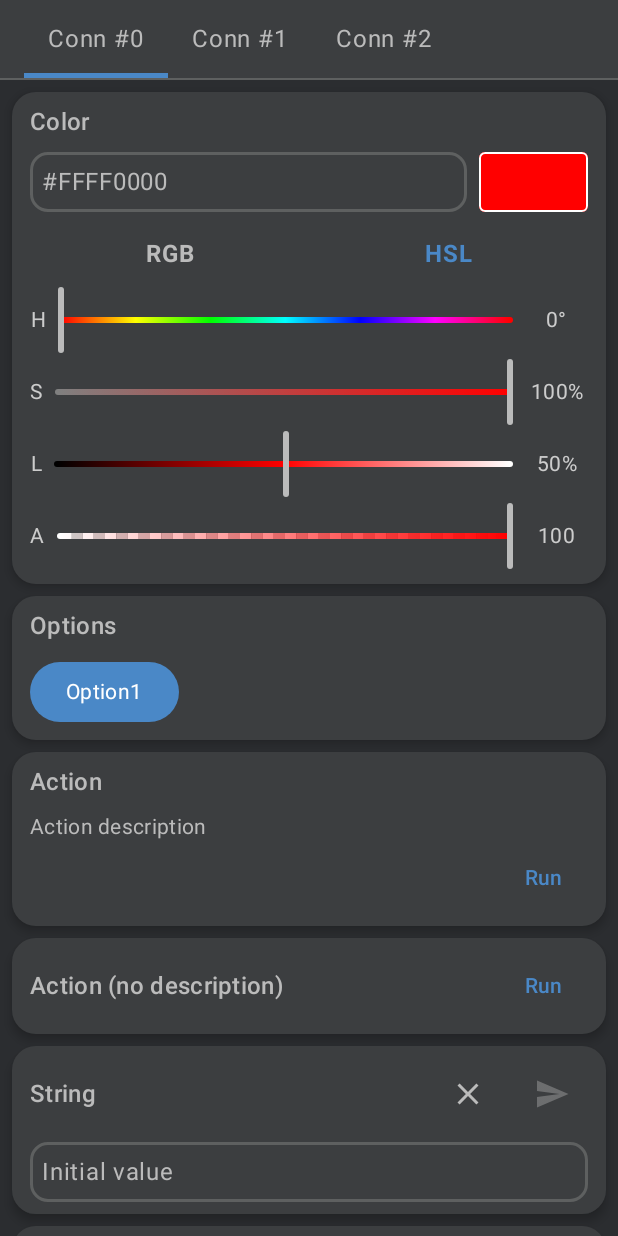
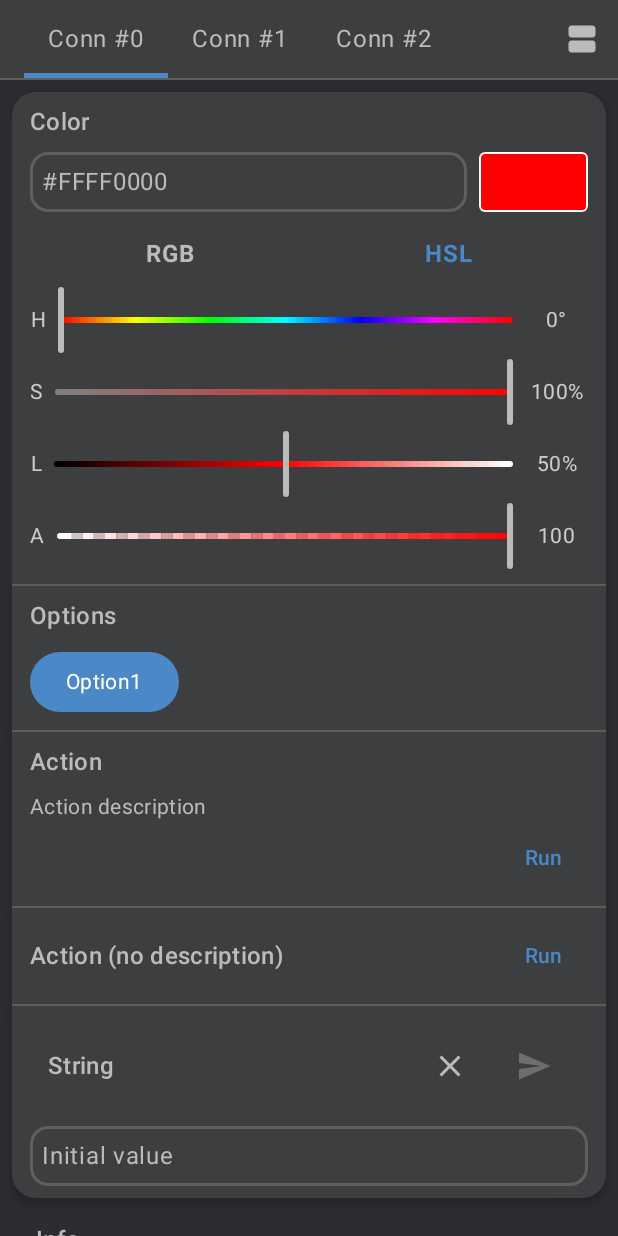
Before and after one commit to vkatz/MissionControl, an Android app built with Jetpack Compose: the screen it shows after launch (MainActivity), after a tap on "HSL", on a phone screen of 412 x 824 dp. Run offline under Robolectric (Android 15) with nearby library versions, the phone set to English and light mode, and no system bars; network calls fail; 2 statements that could not run were skipped.

Commit message:
• Update UI, • migrate to kotlin 1.9 • bump compose to 1.4.3

```diff
--- a/appAndroid/build.gradle.kts
+++ b/appAndroid/build.gradle.kts
@@ -18,7 +18,7 @@ android {
         compose = true
     }
     composeOptions {
-        kotlinCompilerExtensionVersion = "1.4.7"
+        kotlinCompilerExtensionVersion = "1.5.0"
     }
     buildTypes {
         getByName("release") {
--- a/gradlePlugins/plugins/src/main/kotlin/KMPModulePlugin.kt
+++ b/gradlePlugins/plugins/src/main/kotlin/KMPModulePlugin.kt
@@ -27,7 +27,7 @@ class KMPModulePlugin : Plugin<Project> {
 
             targetHierarchy.default()
 
-            android {
+            androidTarget {
                 compilations.all {
                     kotlinOptions {
                         jvmTarget = "1.8"
--- a/sdk/common/src/commonMain/kotlin/com/vkatz/missioncontrol/common/Command.kt
+++ b/sdk/common/src/commonMain/kotlin/com/vkatz/missioncontrol/common/Command.kt
@@ -13,8 +13,9 @@ interface ValueCommand<T : Any?> {
 
 @Serializable
 sealed class Command {
-    val orderId: Int = globalOrderId.getAndIncrement()
+    var orderId: Int = globalOrderId.getAndIncrement()
     val uuid: String = UUID.randomUUID().toString()
+    var group: String = ""
 
     // action commands
 
--- a/sdk/server/src/commonMain/kotlin/com/vkatz/missioncontrol/server/base/connection/TestConnection.kt
+++ b/sdk/server/src/commonMain/kotlin/com/vkatz/missioncontrol/server/base/connection/TestConnection.kt
@@ -5,23 +5,25 @@ import com.vkatz.missioncontrol.common.Command.*
 
 class TestConnection : AbsConnection() {
 
-    private val testCommands = listOf<Command>(
+    private infix fun Command.group(name: String) = apply { this.group = name }
+
+    private val testCommands = listOf(
         ColorPropertyUpdate(0xFFFF0000.toInt(), "Color"),
         OptionPropertyUpdate(0, "Options", listOf("Option1", "Option2", "Option3")),
         ActionPropertyUpdate("Action", "Action description", "Run"),
         ActionPropertyUpdate("Action (no description)", "", "Run"),
         StringPropertyUpdate("Initial value", "String"),
-        InfoPropertyUpdate("Some info", "String"),
-        IntPropertyUpdate(1, "Int", false),
-        IntPropertyUpdate(1, "Int?", true),
-        IntPropertyUpdate(1, "Int..", false, 1, 10),
-        IntPropertyUpdate(1, "Int?..", true, 1, 10),
-        FloatPropertyUpdate(1f, "Float", false),
-        FloatPropertyUpdate(1f, "Float?", true),
-        FloatPropertyUpdate(1f, "Float..", false, 1f, 10f),
-        FloatPropertyUpdate(1f, "Float?..", true, 1f, 10f),
-        BooleanPropertyUpdate(false, "Boolean", false),
-        BooleanPropertyUpdate(false, "Boolean?", true),
+        InfoPropertyUpdate("Some info", "String") group "Info",
+        IntPropertyUpdate(1, "Int", false) group "Int",
+        IntPropertyUpdate(1, "Int?", true) group "Int",
+        IntPropertyUpdate(1, "Int..", false, 1, 10) group "Int",
+        IntPropertyUpdate(1, "Int?..", true, 1, 10) group "Int",
+        FloatPropertyUpdate(1f, "Float", false) group "Float",
+        FloatPropertyUpdate(1f, "Float?", true) group "Float",
+        FloatPropertyUpdate(1f, "Float..", false, 1f, 10f) group "Float",
+        FloatPropertyUpdate(1f, "Float?..", true, 1f, 10f) group "Float",
+        BooleanPropertyUpdate(false, "Boolean", false) group "Bool",
+        BooleanPropertyUpdate(false, "Boolean?", true) group "Bool",
     )
 
     override fun setOnCommandsChangeListener(listener: ((List<Command>) -> Unit)?) {
--- a/sdk/server/src/commonMain/kotlin/com/vkatz/missioncontrol/server/base/ui/ServerUI.kt
+++ b/sdk/server/src/commonMain/kotlin/com/vkatz/missioncontrol/server/base/ui/ServerUI.kt
@@ -1,14 +1,20 @@
 package com.vkatz.missioncontrol.server.base.ui
 
+import androidx.compose.animation.*
+import androidx.compose.animation.core.animateDpAsState
+import androidx.compose.foundation.ExperimentalFoundationApi
 import androidx.compose.foundation.layout.*
 import androidx.compose.foundation.lazy.LazyColumn
-import androidx.compose.foundation.lazy.items
+import androidx.compose.foundation.lazy.itemsIndexed
 import androidx.compose.foundation.lazy.rememberLazyListState
 import androidx.compose.foundation.shape.RoundedCornerShape
+import androidx.compose.material.icons.filled.TableRows
+import androidx.compose.material.icons.filled.ViewAgenda
 import androidx.compose.material3.*
 import androidx.compose.runtime.*
 import androidx.compose.ui.Alignment
 import androidx.compose.ui.Modifier
+import androidx.compose.ui.graphics.Color
 import androidx.compose.ui.unit.dp
 import com.vkatz.missioncontrol.common.Command
 import com.vkatz.missioncontrol.server.base.MissionControlServer
@@ -16,6 +22,8 @@ import com.vkatz.missioncontrol.server.base.connection.AbsConnection
 import com.vkatz.missioncontrol.server.base.ui.commands.Command
 import com.vkatz.missioncontrol.server.base.ui.components.PlatformVerticalScrollbar
 import kotlinx.coroutines.launch
+import okhttp3.internal.toImmutableList
+import androidx.compose.material.icons.Icons.Default as DefIcons
 
 @Composable
 fun ServerUI(
@@ -53,16 +61,25 @@ private fun ServerUIBody(
         }
         onDispose { server.setOnConnectionsChangedListener(null) }
     }
+    var groupItems by remember { mutableStateOf(true) }
     if (connections.isNotEmpty()) Column(Modifier.fillMaxSize()) {
-        if (connections.size > 1) {
-            ConnectionsTabs(connections, activeConnection) {
-                activeConnection = it
+        Surface(
+            shadowElevation = 4.dp,
+            tonalElevation = 8.dp,
+        ) {
+            Row(verticalAlignment = Alignment.CenterVertically) {
+                ConnectionsTabs(connections, activeConnection) {
+                    activeConnection = it
+                }
+                IconButton(onClick = { groupItems = !groupItems }) {
+                    Icon(if (groupItems) DefIcons.ViewAgenda else DefIcons.TableRows, null)
+                }
             }
-            Divider(modifier = Modifier.fillMaxWidth())
         }
+        Divider(modifier = Modifier.fillMaxWidth())
         key(activeConnection) {
             if (activeConnection != null)
-                ConnectionUI(activeConnection!!)
+                ConnectionUI(activeConnection!!, groupItems)
         }
     } else {
         Box(
@@ -75,7 +92,7 @@ private fun ServerUIBody(
 }
 
 @Composable
-private fun ConnectionsTabs(
+private fun RowScope.ConnectionsTabs(
     connections: List<AbsConnection>,
     activeConnection: AbsConnection?,
     onClick: (AbsConnection) -> Unit
@@ -83,10 +100,10 @@ private fun ConnectionsTabs(
     val selected = connections.indexOf(activeConnection).let { if (it < 0) 0 else it }
     ScrollableTabRow(
         selectedTabIndex = selected,
-        modifier = Modifier.fillMaxWidth(),
+        modifier = Modifier.weight(1f),
         edgePadding = 16.dp,
         divider = {},
-        containerColor = MaterialTheme.colorScheme.surfaceColorAtElevation(8.dp),
+        containerColor = Color.Transparent,
         contentColor = MaterialTheme.colorScheme.onSurface,
     ) {
         connections.onEach { item ->
@@ -107,8 +124,12 @@ private fun ConnectionsTabs(
     }
 }
 
+@OptIn(ExperimentalFoundationApi::class)
 @Composable
-private fun ConnectionUI(connection: AbsConnection) {
+private fun ConnectionUI(
+    connection: AbsConnection,
+    groupItems: Boolean = true,
+) {
     val scope = rememberCoroutineScope()
     var commands by remember {
         mutableStateOf<List<Command>>(
@@ -122,26 +143,71 @@ private fun ConnectionUI(connection: AbsConnection) {
     }
     Box(Modifier.fillMaxSize()) {
         val listState = rememberLazyListState()
+        val stableCommands = remember(groupItems, commands) {
+            if (!groupItems) commands
+                .toImmutableList()
+            else commands
+                .groupBy { it.group }
+                .map { it.key to it.value.sortedBy { v -> v.orderId } }
+                .sortedBy { it.second[0].orderId }
+                .flatMap { it.second }
+                .toImmutableList()
+        }
+
         LazyColumn(
             modifier = Modifier.fillMaxSize(),
-            verticalArrangement = Arrangement.spacedBy(8.dp),
             contentPadding = PaddingValues(8.dp),
             state = listState
         ) {
-            items(commands, { it.uuid }) {
+            itemsIndexed(
+                items = stableCommands,
+                key = { _, i -> i.uuid }
+            ) { index, item ->
+                fun near(index: Int) = if (index in stableCommands.indices) stableCommands[index] else null
+                val isGroupStart = near(index - 1)?.group != item.group
+                val isGroupEnd = near(index + 1)?.group != item.group
+                val topCorner by animateDpAsState(if (isGroupStart || !groupItems) 16.dp else 0.dp)
+                val bottomCorner by animateDpAsState(if (isGroupEnd || !groupItems) 16.dp else 0.dp)
+                val shape = remember(topCorner, bottomCorner) {
+                    RoundedCornerShape(
+                        topStart = topCorner,
+                        topEnd = topCorner,
+                        bottomStart = bottomCorner,
+                        bottomEnd = bottomCorner
+                    )
+                }
+
+                AnimatedVisibility(
+                    groupItems && isGroupStart && item.group.isNotBlank(),
+                    enter = fadeIn() + expandIn(expandFrom = Alignment.CenterStart),
+                    exit = fadeOut() + shrinkOut(shrinkTowards = Alignment.CenterStart)
+                ) {
+                    Text(
+                        text = item.group,
+                        modifier = Modifier.padding(top = 16.dp, bottom = 8.dp, start = 16.dp, end = 16.dp),
+                        style = MaterialTheme.typography.titleMedium
+                    )
+                }
+
                 Surface(
                     color = MaterialTheme.colorScheme.surface,
-                    shape = MaterialTheme.shapes.large,
+                    shape = shape,
                     shadowElevation = 4.dp,
-                    tonalElevation = 8.dp
+                    tonalElevation = 8.dp,
                 ) {
-                    Box(Modifier.padding(vertical = 8.dp, horizontal = 12.dp)) {
-                        Command(it, Modifier.fillMaxWidth()) {
+                    Column {
+                        Command(item, Modifier.fillMaxWidth().padding(vertical = 8.dp, horizontal = 12.dp)) {
                             scope.launch {
-                                connection.sendCommand(it)
+                                connection.sendCommand(item)
                             }
                         }
+                        AnimatedVisibility(groupItems && !isGroupEnd) {
+                            Divider()
+                        }
                     }
+                }
+                AnimatedVisibility(!groupItems && index != stableCommands.lastIndex) {
+                    Spacer(Modifier.size(8.dp))
                 }
             }
         }
--- a/sdk/server/src/commonMain/kotlin/com/vkatz/missioncontrol/server/base/ui/Utils.kt
+++ b/sdk/server/src/commonMain/kotlin/com/vkatz/missioncontrol/server/base/ui/Utils.kt
@@ -22,22 +22,46 @@ fun <C, T> C.valueAsState(): State<T> where C : Command, C : ValueCommand<T> {
     return state
 }
 
-internal data class HSLColor(
-    val h: Float = 0f,
-    val s: Float = 0f,
-    val l: Float = 0f,
-    val a: Float = 1f,
-) {
-    override fun equals(other: Any?): Boolean {
-        return other is HSLColor
-                && (h - other.h).absoluteValue < 0.0001
-                && (s - other.s).absoluteValue < 0.0001
-                && (l - other.l).absoluteValue < 0.0001
-                && (a - other.a).absoluteValue < 0.0001
-    }
+@JvmInline
+value class HSLColor(private val data: FloatArray) {
+    constructor (
+        h: Float = 0f,
+        s: Float = 0f,
+        l: Float = 0f,
+        a: Float = 1f
+    ) : this(floatArrayOf(h, s, l, a))
+
+    var h: Float
+        get() = data[0]
+        set(value) {
+            data[0] = value
+        }
+
+    var s: Float
+        get() = data[1]
+        set(value) {
+            data[1] = value
+        }
+
+    var l: Float
+        get() = data[2]
+        set(value) {
+            data[2] = value
+        }
+
+    var a: Float
+        get() = data[3]
+        set(value) {
+            data[3] = value
+        }
 }
 
-internal fun Color.toHex() = String.format("%08x", toArgb()).uppercase()
+@OptIn(ExperimentalStdlibApi::class)
+fun Color.toHex() = toArgb().toHexString(
+    format = HexFormat {
+        upperCase = true
+    }
+)
 
 internal fun Color.toHsl(): HSLColor {
     val r: Float = this.red
--- a/sdk/server/src/commonMain/kotlin/com/vkatz/missioncontrol/server/base/ui/commands/ColorCommand.kt
+++ b/sdk/server/src/commonMain/kotlin/com/vkatz/missioncontrol/server/base/ui/commands/ColorCommand.kt
@@ -47,7 +47,7 @@ private enum class ColorSpace {
 }
 
 @Composable
-@OptIn(ExperimentalComposeUiApi::class)
+@OptIn(ExperimentalComposeUiApi::class, ExperimentalStdlibApi::class)
 internal fun ColorCommand(
     command: ColorPropertyUpdate,
     modifier: Modifier = Modifier,
@@ -73,7 +73,7 @@ internal fun ColorCommand(
             val focusManager = LocalFocusManager.current
 
             fun submit() {
-                val newValue = input.trim().toLong(16).toInt()
+                val newValue = input.hexToInt()
                 state = Color(newValue)
                 command.value = newValue
                 onChanged()
--- a/sdk/server/src/commonMain/kotlin/com/vkatz/missioncontrol/server/base/ui/components/Slider.kt
+++ b/sdk/server/src/commonMain/kotlin/com/vkatz/missioncontrol/server/base/ui/components/Slider.kt
@@ -145,7 +145,7 @@ internal fun SliderColorfulCompact(
                     val cellCount = 40
                     val cellWidth = size.width / cellCount
 
-                    for (x in 0 until cellCount) {
+                    for (x in 0..<cellCount) {
                         val isGrayTile = (x % 2 == 1)
 
                         drawLine(
```
Also changed, not shown: gradle/libs.versions.toml (+4 -4 lines), sdk/server/src/commonMain/kotlin/com/vkatz/missioncontrol/server/base/connection/SocketConnection.kt (+4 -6 lines), sdk/server/src/commonMain/kotlin/com/vkatz/missioncontrol/server/base/ui/components/ColorPanel.kt (+4 -4 lines).
